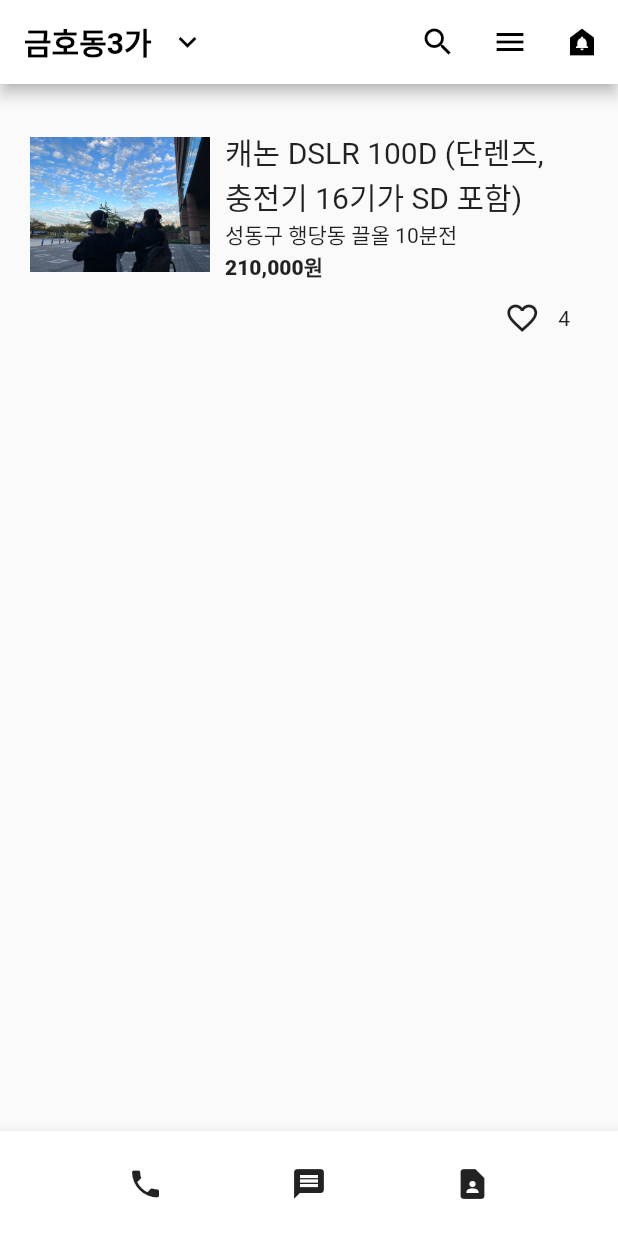
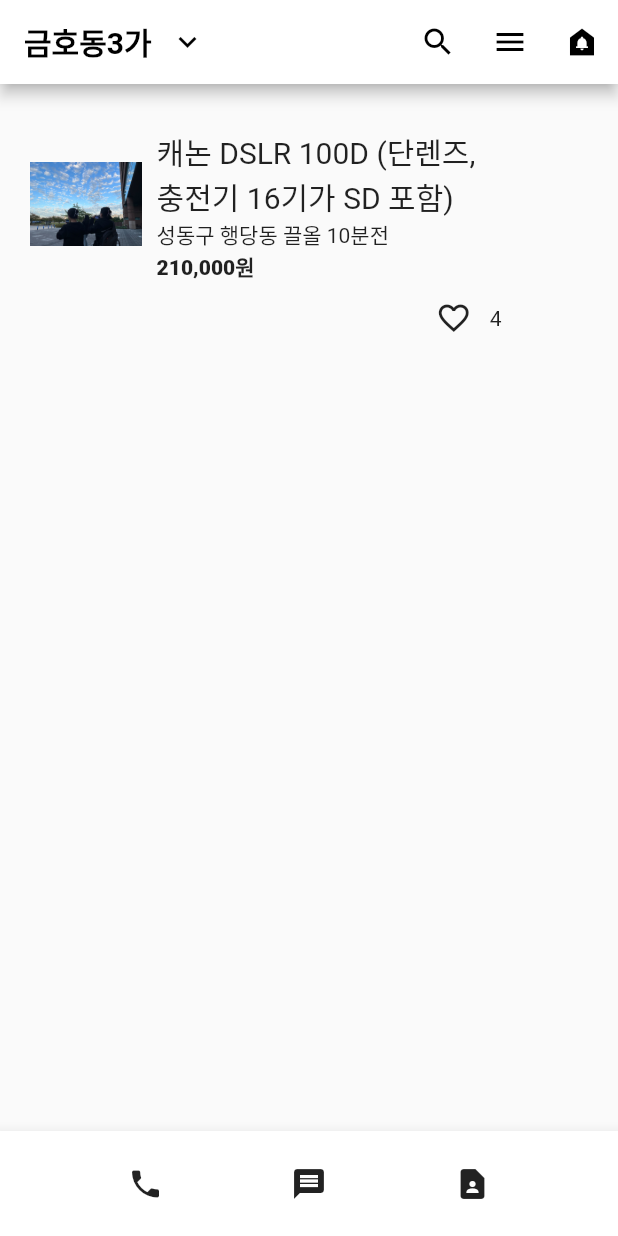
Before and after one commit to tomoyo519/flutter_study, a Flutter app: the screen it shows after launch, on a phone screen of 412 x 824 dp. Run offline on Flutter 3.47's test engine with Material 2 defaults, Android fonts, the phone set to English and light mode, and no system bars.

Commit message:
flexible 적용

```diff
--- a/lib/main.dart
+++ b/lib/main.dart
@@ -31,17 +31,14 @@ class MyApp extends StatelessWidget {
 
             crossAxisAlignment: CrossAxisAlignment.start,
               children: [
-                Image.asset( "assets/wow.png", height: 120, width: 120,),
-                SizedBox(
+                Flexible(child: Image.asset( "assets/wow.png", height: 120, width: 120 ),flex:1),
+                Flexible(child: Container(
+                  padding: EdgeInsets.all(10),
                   width: 250, height :250,
-                  child: Container(
-                    padding: EdgeInsets.all(10),
                   child: Column(
                     mainAxisAlignment: MainAxisAlignment.start,
                     crossAxisAlignment: CrossAxisAlignment.start,
-
                     children: [
-
                       Text("캐논 DSLR 100D (단렌즈, 충전기 16기가 SD 포함)", style: TextStyle(fontSize: 20),),
                       Text("성동구 행당동 끌올 10분전 ",),
                       Text("210,000원", style: TextStyle(fontWeight:FontWeight.w800)),
@@ -51,13 +48,10 @@ class MyApp extends StatelessWidget {
                           IconButton(onPressed: (){}, icon: Icon(Icons.favorite_border)),
                           Text("4")
                         ]
-
                       )
-
                     ],
                   ),
-                  ),
-                )
+                ), flex:4)
               ],
              ),
         ),
```
Lines whose indentation alone changed are shown as unchanged.
